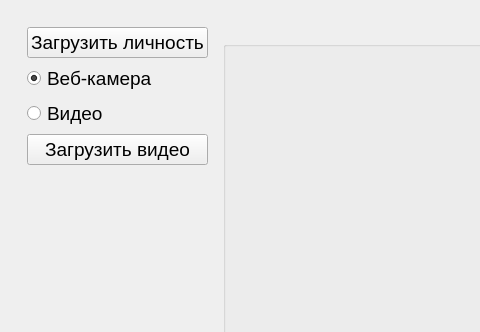
Qt form src/view/mainwindow_FaceRecognition.ui (tech-veteran71/Face-Recognition) before a commit; both pictures show x 0 to 480 and y 0 to 332 of the 1101 by 877 pixel window.
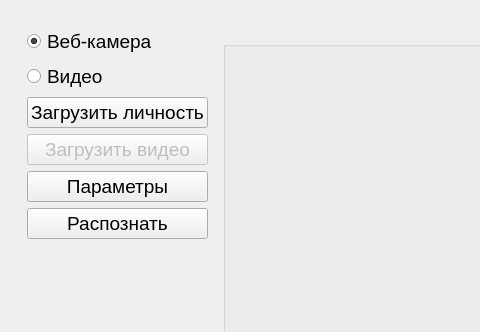
The same form after that commit.

Commit message: added buttons recognise,ok,cancel and switch for groupbox title

```diff
--- a/src/view/mainwindow_FaceRecognition.ui
+++ b/src/view/mainwindow_FaceRecognition.ui
@@ -57,18 +57,6 @@
           <property name="sizeConstraint">
            <enum>QLayout::SetDefaultConstraint</enum>
           </property>
-          <item>
-           <widget class="QPushButton" name="loadimages_pushButton">
-            <property name="font">
-             <font>
-              <pointsize>14</pointsize>
-             </font>
-            </property>
-            <property name="text">
-             <string>Загрузить личность</string>
-            </property>
-           </widget>
-          </item>
           <item>
            <widget class="QRadioButton" name="webcam_radioButton">
             <property name="font">
@@ -105,8 +93,23 @@
             </property>
            </widget>
           </item>
+          <item>
+           <widget class="QPushButton" name="loadimages_pushButton">
+            <property name="font">
+             <font>
+              <pointsize>14</pointsize>
+             </font>
+            </property>
+            <property name="text">
+             <string>Загрузить личность</string>
+            </property>
+           </widget>
+          </item>
           <item>
            <widget class="QPushButton" name="loadvideo_pushButton">
+            <property name="enabled">
+             <bool>false</bool>
+            </property>
             <property name="font">
              <font>
               <pointsize>14</pointsize>
@@ -117,6 +120,30 @@
             </property>
            </widget>
           </item>
+          <item>
+           <widget class="QPushButton" name="parametres_pushButton">
+            <property name="font">
+             <font>
+              <pointsize>14</pointsize>
+             </font>
+            </property>
+            <property name="text">
+             <string>Параметры</string>
+            </property>
+           </widget>
+          </item>
+          <item>
+           <widget class="QPushButton" name="recognise_pushButton">
+            <property name="font">
+             <font>
+              <pointsize>14</pointsize>
+             </font>
+            </property>
+            <property name="text">
+             <string>Распознать</string>
+            </property>
+           </widget>
+          </item>
          </layout>
         </widget>
        </item>
```
The commit also changes 3 other files.
